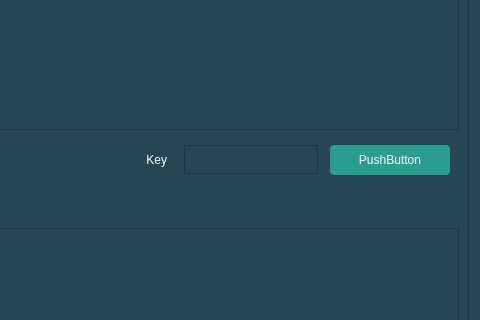
Before: the Qt Designer form screen_process.ui in khanhleeee/python-encryption, drawn with Qt 5; both pictures show x 581 to 1061 and y 205 to 525 of the 1061 by 740 pixel window.
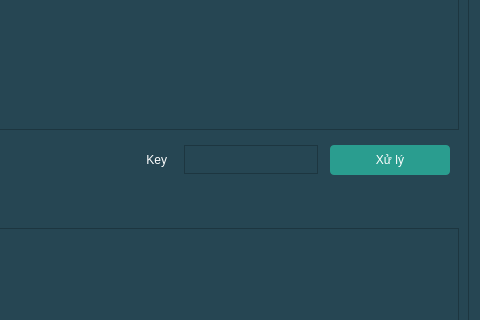
After: the same form once the commit is applied.

Diff of the .ui file:
```diff
--- a/screen_process.ui
+++ b/screen_process.ui
@@ -310,7 +310,7 @@
 }</string>
            </property>
            <property name="text">
-            <string>PushButton</string>
+            <string>Xử lý</string>
            </property>
           </widget>
          </item>
```
